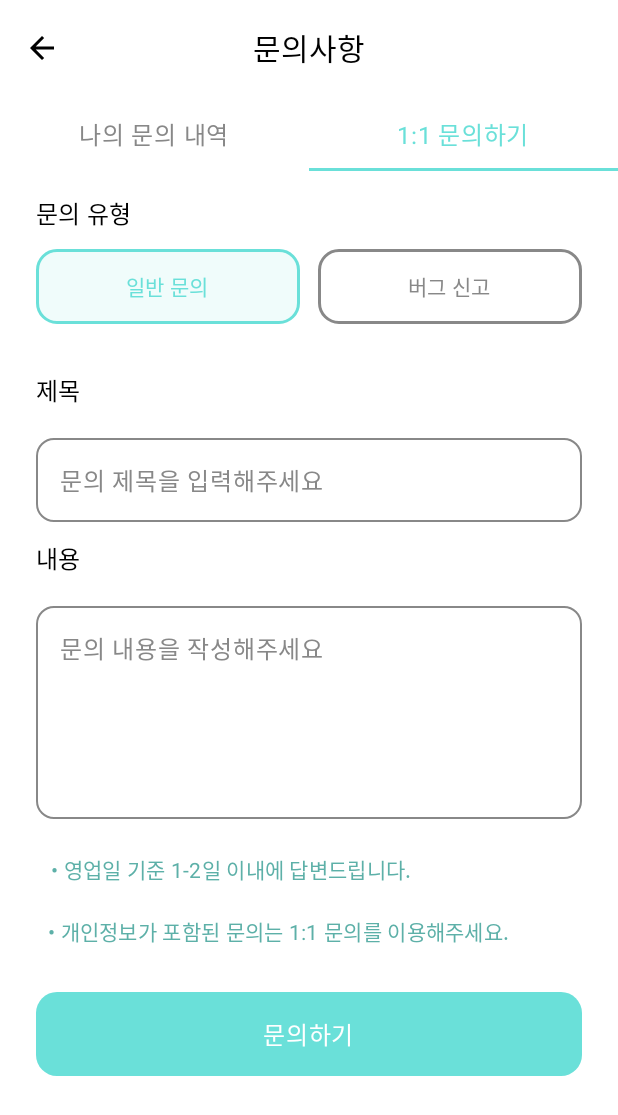
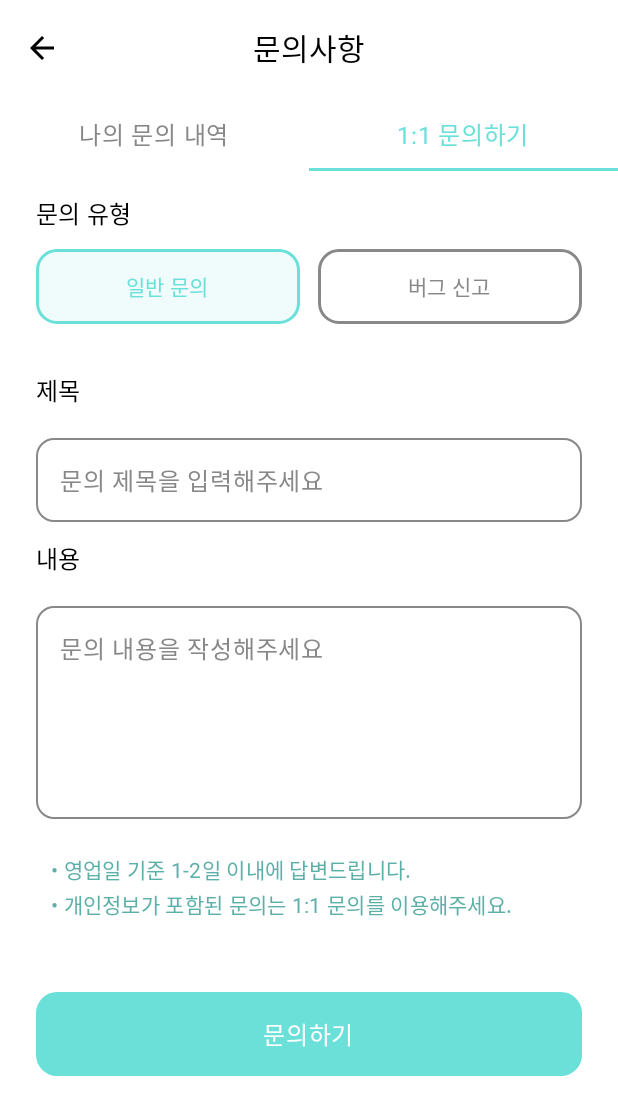
Before and after one commit to SongYunSeok0/Project, an Android app built with Jetpack Compose: the composable FAQScreen shown on its own in the app's theme, tab 2 chosen, on a phone screen of 412 x 824 dp. Shown: the top 1115 px of the screen. Run offline under Robolectric (Android 15) with nearby library versions, the phone set to English and light mode, and no system bars; our stand-ins replace Dagger/Hilt's generated code, Room's generated code; pictures from the network do not load; Roboto replaces fonts that are not available here.

Commit message:
1118 17:57 Mypage모듈의 FAQInquiryCard.kt/FAQInquiryInputField.kt/InquiryScreen.kt/FAQScreen.kt 문자열 리소스화 완료. 그 외 스크린은 아직 하드코딩 상태라 리소스화 진행x

```diff
--- a/MyRythm/common/design/src/main/res/values/strings_mypage.xml
+++ b/MyRythm/common/design/src/main/res/values/strings_mypage.xml
@@ -1,6 +1,27 @@
 <?xml version="1.0" encoding="utf-8"?>
 <resources>
-    <string name="mypage_id">아이디</string>
+    <string name="mypage_inquiry_status_unanswered">미답변</string>
+    <string name="mypage_inquiry_status_answered">답변완료</string>
+    <string name="mypage_faqicon">FAQ 아이콘</string>
+    <string name="mypage_expand">열기</string>
+    <string name="mypage_collapse">닫기</string>
+    <string name="mypage_answer">답변:</string>
+    <string name="mypage_attachimage">이미지 첨부</string>
+    <string name="mypage_add">추가</string>
+    <string name="mypage_attachedimages">첨부 이미지</string>
+    <string name="mypage_images">이미지</string>
+    <string name="mypage_deleteimage">이미지 삭제</string>
+    <string name="mypage_inquirytype">문의 유형</string>
+    <string name="mypage_title">제목</string>
+    <string name="mypage_content">내용</string>
+    <string name="mypage_inquiry">문의하기</string>
+    <string name="mypage_myinquirylist">나의 문의 내역</string>
+    <string name="mypage_one_on_one_inquiry">1:1 문의하기</string>
+    <string name="mypage_faqpage">문의사항</string>
+    <string name="mypage_general_inquiry">일반 문의</string>
+    <string name="mypage_bug_report">버그 신고</string>
 
-
+    <string name="mypage_message_title">문의 제목을 입력해주세요</string>
+    <string name="mypage_message_content">문의 내용을 작성해주세요</string>
+    <string name="mypage_message_inquiry">• 영업일 기준 1-2일 이내에 답변드립니다.\n• 개인정보가 포함된 문의는 1:1 문의를 이용해주세요.</string>
 </resources>
--- a/MyRythm/feature/mypage/src/main/java/com/mypage/ui/FAQDetailScreen.kt
+++ /dev/null
@@ -1 +0,0 @@
-package com.mypage.ui
--- a/MyRythm/feature/mypage/src/main/java/com/mypage/ui/FAQScreen.kt
+++ b/MyRythm/feature/mypage/src/main/java/com/mypage/ui/FAQScreen.kt
@@ -21,10 +21,12 @@ import androidx.compose.runtime.remember
 import androidx.compose.runtime.rememberCoroutineScope
 import androidx.compose.ui.Modifier
 import androidx.compose.ui.graphics.Color
+import androidx.compose.ui.res.stringResource
 import androidx.compose.ui.tooling.preview.Preview
 import androidx.compose.ui.unit.dp
 import androidx.compose.ui.unit.em
 import androidx.compose.ui.unit.sp
+import com.common.design.R
 import androidx.hilt.navigation.compose.hiltViewModel
 import com.design.AppTopBar
 import com.domain.model.Inquiry
@@ -40,6 +42,8 @@ fun FAQScreen(
     onSubmit: (type: String, title: String, content: String) -> Unit,
     modifier: Modifier = Modifier
 ) {
+    val faqPage = stringResource(R.string.mypage_faqpage)
+
     // rememberPagerState : 탭 간의 전환 상태 관리 용도
     val pagerState = rememberPagerState(initialPage = 0) { 2 }
 
@@ -48,7 +52,7 @@ fun FAQScreen(
             modifier = modifier.fillMaxSize(),
             topBar = {
                 AppTopBar(
-                    title = "문의사항",
+                    title = faqPage,
                     showBack = true,
                     onBackClick = {}
                 )
@@ -85,10 +89,11 @@ fun FAQScreenWrapper(
 // 0번 탭 - 나의 문의 내역 화면 (InquiryHistory)+컴포넌트 FAQInquiryCard.kt 호출
 @Composable
 private fun InquiryHistory(
-    inquiries: List<Inquiry>
+    viewModel: MyPageViewModel
+    //inquiries: List<Inquiry>
 ) {
     //실제 코드에선 뷰모델로 연결하기
-    //val inquiries by viewModel.inquiries.collectAsState()
+    val inquiries by viewModel.inquiries.collectAsState()
 
     LazyColumn(
         modifier = Modifier
@@ -109,7 +114,10 @@ private fun InquiryHistory(
 @Composable
 private fun FAQTabRow(pagerState: PagerState) {
     val scope = rememberCoroutineScope()
-    val tabs = listOf("나의 문의 내역", "1:1 문의하기")
+    val tabs = listOf(
+        stringResource(id = R.string.mypage_myinquirylist),
+        stringResource(id = R.string.mypage_one_on_one_inquiry)
+    )
 
     PrimaryTabRow(
         selectedTabIndex = pagerState.currentPage,
@@ -128,7 +136,7 @@ private fun FAQTabRow(pagerState: PagerState) {
             Tab(
                 selected = pagerState.currentPage == index,
                 onClick = { scope.launch { pagerState.animateScrollToPage(index) } },
-                selectedContentColor = Color(0xFF6AE0D9),
+                selectedContentColor = MaterialTheme.colorScheme.primary,
                 unselectedContentColor = Color.Gray,
                 modifier = Modifier.height(50.dp)
             ) {
@@ -155,12 +163,14 @@ private fun FAQTabContent(
     // HorizontalPager: 좌우 스와이프 전환이 가능한 화면 구성
     HorizontalPager(state = pagerState) { index ->
         when (index) {
-            0 -> InquiryHistory(inquiries = inquiries)
+            0 -> InquiryHistory(viewModel = viewModel)  //프리뷰용은 inquiries=inquiries
             1 -> NewInquiryForm(onSubmit)
         }
     }
 }
 
+/*
+프리뷰용
 @Preview(showBackground = true, widthDp = 412, heightDp = 917)
 @Composable
 fun FAQScreenWithSampleDataPreview() {
@@ -204,4 +214,4 @@ fun FAQScreenWithSampleDataPreview() {
             }
         }
     }
-}
+}*/
--- a/MyRythm/feature/mypage/src/main/java/com/mypage/ui/InquiryScreen.kt
+++ b/MyRythm/feature/mypage/src/main/java/com/mypage/ui/InquiryScreen.kt
@@ -10,9 +10,11 @@ import androidx.compose.ui.Alignment
 import androidx.compose.ui.Modifier
 import androidx.compose.ui.draw.clip
 import androidx.compose.ui.graphics.Color
+import androidx.compose.ui.res.stringResource
 import androidx.compose.ui.unit.dp
 import androidx.compose.ui.unit.em
 import androidx.compose.ui.unit.sp
+import com.common.design.R
 import com.ui.components.AppSelectableButton
 
 // 1번탭 - 1:1 문의하기 - 1:1 문의 작성 화면
@@ -66,6 +68,8 @@ fun InquiryTypeSelector(
     selectedType: String,
     onTypeSelected: (String) -> Unit
 ) {
+    val inquiryTypeText = stringResource(R.string.mypage_inquirytype)
+
     Column(
         verticalArrangement = Arrangement.spacedBy(12.dp),
         modifier = Modifier
@@ -73,7 +77,7 @@ fun InquiryTypeSelector(
             .padding(horizontal = 24.dp, vertical = 16.dp)
     ) {
         Text(
-            text = "문의 유형",
+            text = inquiryTypeText,
             style = MaterialTheme.typography.titleMedium,
             modifier = Modifier.align(Alignment.Start)
         )
@@ -82,7 +86,10 @@ fun InquiryTypeSelector(
             horizontalArrangement = Arrangement.spacedBy(12.dp),
             modifier = Modifier.fillMaxWidth()
         ) {
-            listOf("일반 문의", "버그 신고").forEach { type ->
+            listOf(
+                stringResource(R.string.mypage_general_inquiry),
+                stringResource(R.string.mypage_bug_report)
+            ).forEach { type ->
                 val isSelected = selectedType == type
 
                 AppSelectableButton(
@@ -106,6 +113,12 @@ fun NewInquiryForm(onSubmit: (type: String, title: String, content: String) -> U
     var content by remember { mutableStateOf("") }
     //var images by remember { mutableStateOf(listOf<Uri>()) }
 
+    val titleText = stringResource(R.string.mypage_title)
+    val title_Message = stringResource(R.string.mypage_message_title)
+    val contentText = stringResource(R.string.mypage_content)
+    val content_Message = stringResource(R.string.mypage_message_content)
+    val inquiry_Message = stringResource(R.string.mypage_message_inquiry)
+
     Column {
         // 문의 유형 선택
         InquiryTypeSelector(
@@ -120,7 +133,7 @@ fun NewInquiryForm(onSubmit: (type: String, title: String, content: String) -> U
         ) {
 
             Text(
-                text = "제목",
+                text = titleText,
                 style = MaterialTheme.typography.titleMedium, // AppTheme 기반 폰트 적용
                 color = MaterialTheme.colorScheme.onSurface,
                 modifier = Modifier.align(Alignment.Start)
@@ -128,14 +141,14 @@ fun NewInquiryForm(onSubmit: (type: String, title: String, content: String) -> U
             InquiryTextField(
                 value = title,
                 onValueChange = { title = it },
-                label = "문의 제목을 입력해주세요",
+                label = title_Message,
                 singleLine = true,
                 maxLines = 1
             )
 
             // 내용 입력 (3번 InquiryTextField 컴포넌트)
             Text(
-                text = "내용",
+                text = contentText,
                 style = MaterialTheme.typography.titleMedium,
                 color = MaterialTheme.colorScheme.onSurface,
                 modifier = Modifier.align(Alignment.Start)
@@ -143,7 +156,7 @@ fun NewInquiryForm(onSubmit: (type: String, title: String, content: String) -> U
             InquiryTextField(
                 value = content,
                 onValueChange = { content = it },
-                label = "문의 내용을 작성해주세요",
+                label = content_Message,
                 height = 150.dp
             )
 
@@ -166,19 +179,12 @@ fun NewInquiryForm(onSubmit: (type: String, title: String, content: String) -> U
             ) {
                 Column {
                     Text(
-                        text = "• 영업일 기준 1-2일 이내에 답변드립니다.",
-                        color = MaterialTheme.colorScheme.onSurfaceVariant,
-                        lineHeight = 1.63.em,
-                        style = MaterialTheme.typography.bodyMedium,
-                        modifier = Modifier.padding(10.dp)
-                    )
-                    Text(
-                        text = "• 개인정보가 포함된 문의는 1:1 문의를 이용해주세요.",
+                        text = inquiry_Message,
                         color = MaterialTheme.colorScheme.onSurfaceVariant,
                         lineHeight = 1.63.em,
                         style = MaterialTheme.typography.bodyMedium,
                         modifier = Modifier
-                            .padding(8.dp)
+                            .padding(10.dp)
                             .requiredWidth(width = 310.dp)
                     )
                 }
@@ -198,6 +204,7 @@ fun NewInquiryForm(onSubmit: (type: String, title: String, content: String) -> U
 fun SubmitButton(
     onClick: () -> Unit
 ) {
+    val inquiryText = stringResource(R.string.mypage_inquiry)
     Row(
         horizontalArrangement = Arrangement.Center,
         verticalAlignment = Alignment.CenterVertically,
@@ -210,7 +217,7 @@ fun SubmitButton(
             .padding(horizontal = 16.dp)
     ) {
         Text(
-            text = "문의하기",
+            text = inquiryText,
             color = Color.White,
             fontSize = 16.sp,
             lineHeight = 1.5.em
```
Also changed, not shown: MyRythm/feature/mypage/src/main/java/com/mypage/ui/FAQInquiryCard.kt (+19 -5 lines), MyRythm/feature/mypage/src/main/java/com/mypage/ui/FAQInquiryInputField.kt (+14 -6 lines).
